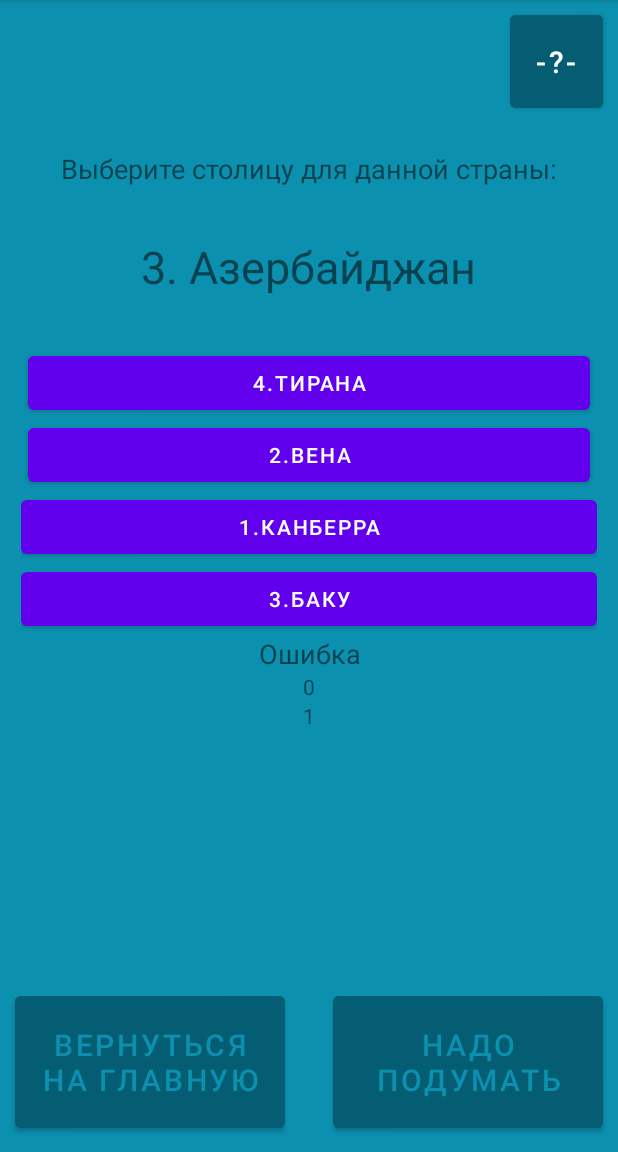
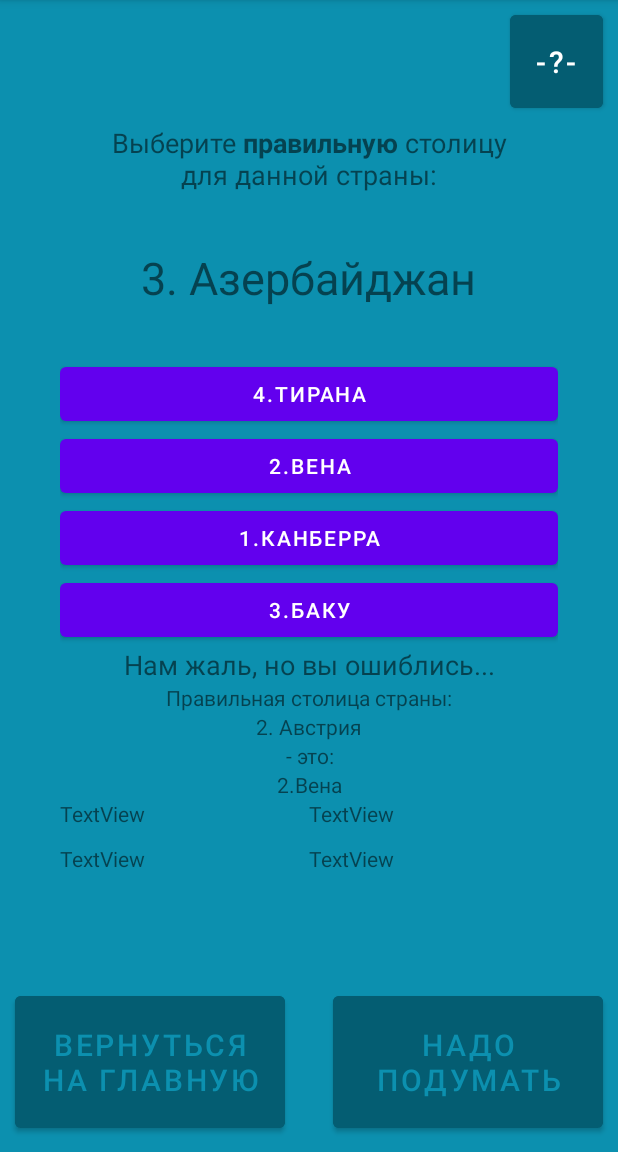
Before and after one commit to Mike-Tigrov/CapitalCountry, an Android app: the Tren_2 screen opened directly, with no data from a screen before it, after a tap on "2.ВЕНА", on a phone screen of 412 x 824 dp, the part 84-1236 px from its top. Run offline under Robolectric (Android 15) with nearby library versions, the phone set to English and light mode, and no system bars; 1 other tap on this screen came first.

Commit message:
Add logic to answer

```diff
--- a/app/src/main/AndroidManifest.xml
+++ b/app/src/main/AndroidManifest.xml
@@ -13,6 +13,9 @@
         android:supportsRtl="true"
         android:theme="@style/Theme.CapitalCountry"
         tools:targetApi="31">
+        <activity
+            android:name=".Result"
+            android:exported="false" />
         <activity
             android:name=".Tren_2"
             android:exported="false" />
--- a/app/src/main/java/mike/kor/capitalcountry/Tren_2.java
+++ b/app/src/main/java/mike/kor/capitalcountry/Tren_2.java
@@ -35,8 +35,10 @@ public class Tren_2 extends AppCompatActivity {
     private int incorrect;
 
     //Создаём 2 тестовые временные переменные для показа на экран значений, которые выдаёт программа
-    private TextView up_show;
-    private TextView down_show;
+    private TextView show_1;
+    private TextView show_2;
+    private TextView show_3;
+    private TextView show_4;
 
 
 
@@ -49,6 +51,8 @@ public class Tren_2 extends AppCompatActivity {
     //    <string name="correct_answer">Верный ответ!</string>
     //    <string name="incorrect_answer">Ошибка</string>
     private TextView anCheck;
+
+    //41.Создали ещё 4 текстовых поля для вывода внизу страницы, над кнопками навигации, следующие поля: "Правильных ответов" : "количество" и "Ошибки" : "количество"
 
     //15.Создаём генератор случайных занчений
     Random random = new Random();
@@ -101,8 +105,6 @@ public class Tren_2 extends AppCompatActivity {
         //37.Подключаем виджет TextView, он будет задавать текст результата ответа
         anCheck = (TextView) findViewById(R.id.answerCheck);
         anCheck.setText(R.string.wait_answer);
-
-
 
 
         //33.Задаём значение виджетам кнопок 1,2,3,4
@@ -162,14 +164,24 @@ public class Tren_2 extends AppCompatActivity {
 
 
 //Проверочная переменная для показа промежуточных значений других переменных
-        String s1 = Integer.toString(temp_1);
-        up_show = (TextView) findViewById(R.id.show_1);
-        up_show.setText(s1);
+        String s1 = Integer.toString(answer_capital[0]);
+        show_1 = (TextView) findViewById(R.id.show_1);
+        show_1.setText(s1);
 
 //Проверочная переменная для показа промежуточных значений других переменных
-        String s = Integer.toString(temp_2);
-        down_show = (TextView) findViewById(R.id.show_2);
-        down_show.setText(s);
+        String s2 = Integer.toString(answer_capital[1]);
+        show_2 = (TextView) findViewById(R.id.show_2);
+        show_2.setText(s2);
+
+//Проверочная переменная для показа промежуточных значений других переменных
+        String s3 = Integer.toString(answer_capital[2]);
+        show_3 = (TextView) findViewById(R.id.show_3);
+        show_3.setText(s3);
+
+//Проверочная переменная для показа промежуточных значений других переменных
+        String s4 = Integer.toString(answer_capital[3]);
+        show_4 = (TextView) findViewById(R.id.show_4);
+        show_4.setText(s4);
 
 
         //Первая кнопка
@@ -181,22 +193,40 @@ public class Tren_2 extends AppCompatActivity {
                 // списка столиц. В случае верного нажатия, в текстовое поле (answerCheck) добавляем
                 // надпись - Правильный ответ! или Ошибка
 
+//Проблема в том, что в списке ансвер_капатил - 0,1,2,3, а в списке столиц их больше
 
-
-                if (cap1 == ind_cou) {
+                if (answer_capital[0] == ind_cou) {
     anCheck.setText(R.string.correct_answer);
 } else {
     anCheck.setText(R.string.incorrect_answer);
+//Правильная столица страны:
+                    show_1.setText(R.string.prompt_country);
+//Название страны, которая отображалась до нажатия кнопки
+                    int last_country = listQ[ind_cou].getTextResId();
+                    show_2.setText(last_country);
+//Это
+                    show_3.setText(R.string.prompt_country_eto);
+//Правильная столица
+                    int last_capital = listA[ind_cou].getCapitalResId();
+                    show_4.setText(last_capital);
 }
 
 
+//С этого момента кнопка начинает переписывать содержимое страницы
 
-//С этого момента кнопка начинает переписывать содержимое страницы
-                //Задаём значение (текст) для страны
+//Задаём значение (текст) для страны
                 ind_cou = (ind_cou + 1) % listQ.length;
                 int question = listQ[ind_cou].getTextResId();
                 //setText - вписываем текст
                 rText.setText(question);
+
+                //40.Добавляем условие окончания проверки знаний и перехода на новую страницу
+                if (ind_cou > listQ.length){
+
+                }
+
+
+
 
                 //19.Добавляем функцию установления текста в кнопку 1,2,3,4
                 //Создаём временную int переменную для генератора случайных значений
@@ -256,6 +286,30 @@ public class Tren_2 extends AppCompatActivity {
         but_cap_2.setOnClickListener(new View.OnClickListener() {
             @Override
             public void onClick(View v) {
+
+                //35.Сразу после нажатия кнопки мы определяем, "правильную" кнопку нажали или нет,
+                // правильность определяем по соответствию индекса из списка стран и индекса из
+                // списка столиц. В случае верного нажатия, в текстовое поле (answerCheck) добавляем
+                // надпись - Правильный ответ! или Ошибка
+                if (answer_capital[1] == ind_cou) {
+                    anCheck.setText(R.string.correct_answer);
+                } else {
+                    anCheck.setText(R.string.incorrect_answer);
+//Правильная столица страны:
+                    show_1.setText(R.string.prompt_country);
+
+//Название страны, которая отображалась до нажатия кнопки
+                    int last_country = listQ[ind_cou].getTextResId();
+                    show_2.setText(last_country);
+
+//Это
+                    show_3.setText(R.string.prompt_country_eto);
+
+//Правильная столица
+                    int last_capital = listA[ind_cou].getCapitalResId();
+                    show_4.setText(last_capital);
+                }
+
                 //Задаём значение для
                 ind_cou = (ind_cou + 1) % listQ.length;
                 int question = listQ[ind_cou].getTextResId();
@@ -318,6 +372,30 @@ public class Tren_2 extends AppCompatActivity {
         but_cap_3.setOnClickListener(new View.OnClickListener() {
             @Override
             public void onClick(View v) {
+
+                //35.Сразу после нажатия кнопки мы определяем, "правильную" кнопку нажали или нет,
+                // правильность определяем по соответствию индекса из списка стран и индекса из
+                // списка столиц. В случае верного нажатия, в текстовое поле (answerCheck) добавляем
+                // надпись - Правильный ответ! или Ошибка
+                if (answer_capital[2] == ind_cou) {
+                    anCheck.setText(R.string.correct_answer);
+                } else {
+                    anCheck.setText(R.string.incorrect_answer);
+//Правильная столица страны:
+                    show_1.setText(R.string.prompt_country);
+
+//Название страны, которая отображалась до нажатия кнопки
+                    int last_country = listQ[ind_cou].getTextResId();
+                    show_2.setText(last_country);
+
+//Это
+                    show_3.setText(R.string.prompt_country_eto);
+
+//Правильная столица
+                    int last_capital = listA[ind_cou].getCapitalResId();
+                    show_4.setText(last_capital);
+                }
+
                 //Задаём значение для индекса следющей страны
                 ind_cou = (ind_cou + 1) % listQ.length;
                 int question = listQ[ind_cou].getTextResId();
@@ -378,6 +456,30 @@ public class Tren_2 extends AppCompatActivity {
         but_cap_4.setOnClickListener(new View.OnClickListener() {
             @Override
             public void onClick(View v) {
+
+                //35.Сразу после нажатия кнопки мы определяем, "правильную" кнопку нажали или нет,
+                // правильность определяем по соответствию индекса из списка стран и индекса из
+                // списка столиц. В случае верного нажатия, в текстовое поле (answerCheck) добавляем
+                // надпись - Правильный ответ! или Ошибка
+                if (answer_capital[3] == ind_cou) {
+                    anCheck.setText(R.string.correct_answer);
+                } else {
+                    anCheck.setText(R.string.incorrect_answer);
+//Правильная столица страны:
+                    show_1.setText(R.string.prompt_country);
+
+//Название страны, которая отображалась до нажатия кнопки
+                    int last_country = listQ[ind_cou].getTextResId();
+                    show_2.setText(last_country);
+
+//Это
+                    show_3.setText(R.string.prompt_country_eto);
+
+//Правильная столица
+                    int last_capital = listA[ind_cou].getCapitalResId();
+                    show_4.setText(last_capital);
+                }
+
                 //Задаём значение для
                 ind_cou = (ind_cou + 1) % listQ.length;
                 int question = listQ[ind_cou].getTextResId();
--- a/app/src/main/res/layout/activity_tren_2.xml
+++ b/app/src/main/res/layout/activity_tren_2.xml
@@ -68,9 +68,10 @@
 
     <TextView
         android:id="@+id/textView9"
-        android:layout_width="wrap_content"
-        android:layout_height="wrap_content"
-        android:layout_marginTop="100dp"
+        android:layout_width="280dp"
+        android:layout_height="52dp"
+        android:layout_marginTop="80dp"
+        android:gravity="center"
         android:text="@string/question_general_text"
         android:textSize="18sp"
         app:layout_constraintEnd_toEndOf="parent"
@@ -78,8 +79,8 @@
         app:layout_constraintTop_toTopOf="parent" />
 
     <LinearLayout
-        android:layout_width="384dp"
-        android:layout_height="330dp"
+        android:layout_width="332dp"
+        android:layout_height="367dp"
         android:layout_marginStart="10dp"
         android:layout_marginTop="5dp"
         android:layout_marginEnd="10dp"
@@ -91,16 +92,12 @@
         <Button
             android:id="@+id/but_1"
             android:layout_width="match_parent"
-            android:layout_height="wrap_content"
-            android:insetLeft="5dp"
-            android:insetRight="5dp" />
+            android:layout_height="wrap_content" />
 
         <Button
             android:id="@+id/but_2"
             android:layout_width="match_parent"
-            android:layout_height="wrap_content"
-            android:insetLeft="5dp"
-            android:insetRight="5dp" />
+            android:layout_height="wrap_content" />
 
         <Button
             android:id="@+id/but_3"
@@ -147,6 +144,46 @@
             android:layout_height="wrap_content"
 
             android:textAlignment="center" />
+
+        <LinearLayout
+            android:layout_width="match_parent"
+            android:layout_height="30dp"
+            android:orientation="horizontal">
+
+            <TextView
+                android:id="@+id/textView12"
+                android:layout_width="wrap_content"
+                android:layout_height="wrap_content"
+                android:layout_weight="1"
+                android:text="TextView" />
+
+            <TextView
+                android:id="@+id/textView13"
+                android:layout_width="wrap_content"
+                android:layout_height="wrap_content"
+                android:layout_weight="1"
+                android:text="TextView" />
+        </LinearLayout>
+
+        <LinearLayout
+            android:layout_width="match_parent"
+            android:layout_height="match_parent"
+            android:orientation="horizontal">
+
+            <TextView
+                android:id="@+id/textView15"
+                android:layout_width="wrap_content"
+                android:layout_height="wrap_content"
+                android:layout_weight="1"
+                android:text="TextView" />
+
+            <TextView
+                android:id="@+id/textView16"
+                android:layout_width="wrap_content"
+                android:layout_height="wrap_content"
+                android:layout_weight="1"
+                android:text="TextView" />
+        </LinearLayout>
     </LinearLayout>
 
 </androidx.constraintlayout.widget.ConstraintLayout>
--- a/app/src/main/res/values/strings.xml
+++ b/app/src/main/res/values/strings.xml
@@ -14,16 +14,18 @@
     <!--General text, end-->
 
     <!--Test tren1 and tren_2 start-->
-    <string name="question_general_text">Выберите столицу для данной страны:</string>
+    <string name="question_general_text">Выберите <b>правильную</b> столицу для данной страны:</string>
 
     <string name="true_button">Дамаск</string>
     <string name="false_button1">Братислава</string>
     <string name="false_button2">Варшава</string>
     <string name="false_button3">Степанокерт</string>
 
-    <string name="wait_answer">Нажмите кнопку с вариантом столицы</string>
+    <string name="wait_answer">Нажмите кнопку с правильным вариантом столицы</string>
     <string name="correct_answer">Верный ответ!</string>
-    <string name="incorrect_answer">Ошибка</string>
+    <string name="incorrect_answer">Нам жаль, но вы ошиблись...</string>
+    <string name="prompt_country">Правильная столица страны:</string>
+    <string name="prompt_country_eto"> - это: </string>
 
     <string name="correct_toast">Верный ответ!</string>
     <string name="incorrect_toast">Подумайте ещё.</string>
```
Also changed, not shown: app/src/main/java/mike/kor/capitalcountry/Result.java (added, +28 -0 lines), app/src/main/res/layout/act_result.xml (added, +56 -0 lines).
